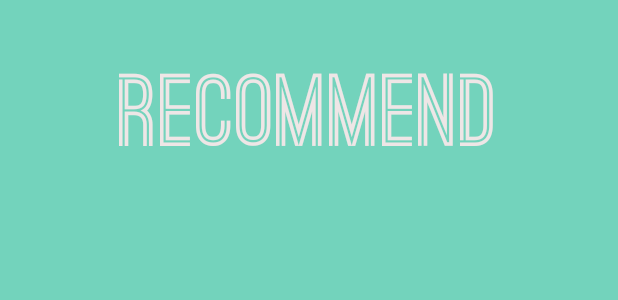
After one commit to ICE-Closet/Closet, an Android app: the layout activity_recommend.xml on its own in the app's theme, with its tools: preview values and no code run, on a phone screen of 412 x 824 dp. The commit adds this screen. Shown: the top 300 px of the screen. Run offline under Robolectric (Android 15) with nearby library versions, the phone set to English and light mode, and no system bars.

```diff
--- /dev/null
+++ b/ICECloset/app/src/main/java/com/example/icecloset/forSignup.kt
@@ -0,0 +1,6 @@
+package com.example.icecloset
+
+data class forSignup (
+    val code: String,
+    val msg: String
+)
--- /dev/null
+++ b/ICECloset/app/src/main/res/layout/activity_recommend.xml
@@ -0,0 +1,28 @@
+<?xml version="1.0" encoding="utf-8"?>
+<androidx.constraintlayout.widget.ConstraintLayout xmlns:android="http://schemas.android.com/apk/res/android"
+    xmlns:app="http://schemas.android.com/apk/res-auto"
+    xmlns:tools="http://schemas.android.com/tools"
+    android:layout_width="match_parent"
+    android:layout_height="match_parent"
+    android:background="@drawable/color_change"
+    tools:context=".recommend">
+
+    <TextView
+        android:id="@+id/recommend"
+        android:layout_width="272dp"
+        android:layout_height="65dp"
+        android:layout_marginTop="48dp"
+        android:fontFamily="@font/ostrich"
+        android:gravity="center"
+        android:text="recommend"
+        android:textColor="#EEE6E6"
+        android:textSize="65sp"
+        android:textStyle="bold"
+        app:layout_constraintBottom_toTopOf="@+id/signup_email"
+        app:layout_constraintEnd_toEndOf="parent"
+        app:layout_constraintHorizontal_bias="0.496"
+        app:layout_constraintStart_toStartOf="parent"
+        app:layout_constraintTop_toTopOf="parent"
+        app:layout_constraintVertical_bias="0.145" />
+
+</androidx.constraintlayout.widget.ConstraintLayout>
```
Also changed, not shown: ICECloset/app/build.gradle (+7 -1 lines), ICECloset/app/src/main/AndroidManifest.xml (+11 -1 lines), ICECloset/app/src/main/java/com/example/icecloset/forSignupService.kt (added, +17 -0 lines), ICECloset/app/src/main/java/com/example/icecloset/login.kt (+9 -0 lines), ICECloset/app/src/main/java/com/example/icecloset/menu.kt (+16 -0 lines), ICECloset/app/src/main/java/com/example/icecloset/photos.kt (added, +12 -0 lines), ICECloset/app/src/main/java/com/example/icecloset/recommend.kt (added, +12 -0 lines), ICECloset/app/src/main/java/com/example/icecloset/signup.kt (+48 -0 lines), ICECloset/app/src/main/res/layout/activity_menu.xml (+6 -6 lines), ICECloset/app/src/main/res/layout/activity_photos.xml (added, +10 -0 lines), ICECloset/app/src/main/res/layout/activity_signup.xml (+28 -9 lines).
